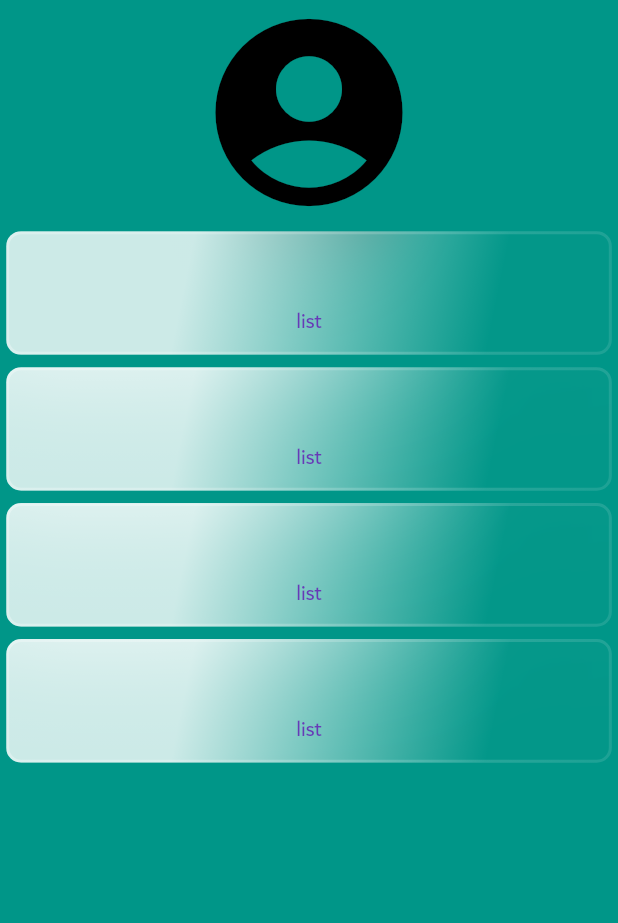
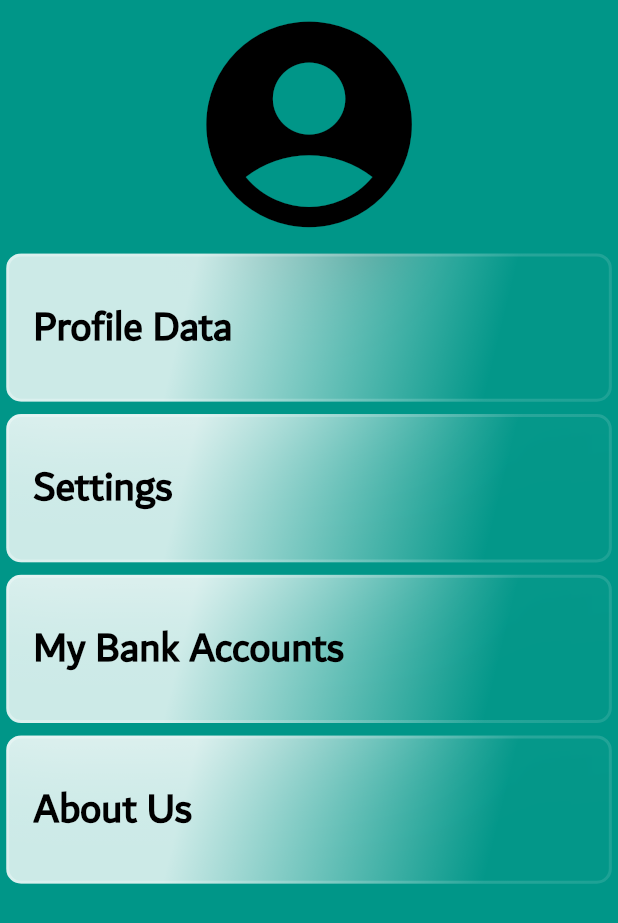
Before and after one commit to abbasyazdanmehr/billing-app-flutter, a Flutter app: the ProfileView widget shown alone on an empty page, opened directly, on a phone screen of 412 x 824 dp. Shown: the top 923 px of the screen. Run offline on Flutter 3.47's test engine with Material 2 defaults, Android fonts, the phone set to English and light mode, and no system bars; drawn by our look-alikes of glassmorphism; our stand-ins replace get, sizer.

Commit message:
profile page base files.

```diff
--- a/lib/controllers/small_object_controller.dart
+++ b/lib/controllers/small_object_controller.dart
@@ -1,5 +1,4 @@
 import 'package:billing_app/enums/turnover_type.dart';
-import 'package:billing_app/models/turnover.dart';
 import 'package:get/get.dart';
 
 class SmallObjectController extends GetxController {
--- a/lib/views/base._view.dart
+++ b/lib/views/base._view.dart
@@ -1,5 +1,4 @@
 import 'package:billing_app/constants.dart';
-import 'package:billing_app/enums/turnover_type.dart';
 import 'package:billing_app/views/home_view.dart';
 import 'package:billing_app/views/home_views/turnover_list_view.dart';
 import 'package:billing_app/views/profile_view.dart';
--- a/lib/views/home_views/add_turnover_view.dart
+++ b/lib/views/home_views/add_turnover_view.dart
@@ -1,9 +1,7 @@
 import 'package:billing_app/constants.dart';
 import 'package:billing_app/controllers/lists_controller.dart';
 import 'package:billing_app/controllers/small_object_controller.dart';
-import 'package:billing_app/enums/turnover_type.dart';
 import 'package:billing_app/models/turnover.dart';
-import 'package:billing_app/views/home_views/turnover_list_view.dart';
 import 'package:flutter/cupertino.dart';
 import 'package:flutter/material.dart';
 import 'package:get/get.dart';
--- a/lib/views/home_views/turnover_list_view.dart
+++ b/lib/views/home_views/turnover_list_view.dart
@@ -1,7 +1,6 @@
 import 'package:billing_app/constants.dart';
 import 'package:billing_app/controllers/lists_controller.dart';
 import 'package:billing_app/controllers/small_object_controller.dart';
-import 'package:billing_app/enums/turnover_type.dart';
 import 'package:billing_app/views/home_views/add_turnover_view.dart';
 import 'package:flutter/material.dart';
 import 'package:get/get.dart';
--- a/lib/views/profile_view.dart
+++ b/lib/views/profile_view.dart
@@ -1,26 +1,63 @@
 import 'package:billing_app/constants.dart';
+import 'package:billing_app/views/home_views/accounts_list_view.dart';
+import 'package:billing_app/views/profile_views/about_us_view.dart';
+import 'package:billing_app/views/profile_views/profile_data_view.dart';
+import 'package:billing_app/views/profile_views/settings_view.dart';
 import 'package:flutter/cupertino.dart';
 import 'package:flutter/material.dart';
+import 'package:get/get.dart';
+import 'package:sizer/sizer.dart';
 
 class ProfileView extends StatelessWidget {
   @override
   Widget build(BuildContext context) {
-    return Column(
-      crossAxisAlignment: CrossAxisAlignment.center,
-      children: [
-        Icon(
-          Icons.account_circle,
-          color: Colors.black,
-          size: 150,
+    Widget choiceBlock(String choiceText) {
+      return Constants.responsiveGlassBlock(
+        context: context,
+        widthRatio: 1,
+        heightRatio: 0.12,
+        content: TextButton(
+          onPressed: () {
+            if (choiceText == 'Profile Data') {
+              Get.to(ProfileData());
+            } else if (choiceText == 'Settings') {
+              Get.to(Settings());
+            } else if (choiceText == 'About Us') {
+              Get.to(AboutUs());
+            } else {
+              Get.to(AccountsList());
+            }
+          },
+          child: Align(
+            alignment: Alignment.centerLeft,
+            child: Text(
+              choiceText,
+              style: TextStyle(
+                color: Constants.darkColor,
+                fontSize: 20.sp,
+                fontWeight: FontWeight.bold,
+              ),
+            ),
+          ),
         ),
-        for (var i = 0; i < 4; i++)
-          Constants.responsiveGlassBlock(
-            context: context,
-            widthRatio: 1,
-            heightRatio: 0.1,
-            content: Text('list'),
+      );
+    }
+
+    return SingleChildScrollView(
+      child: Column(
+        crossAxisAlignment: CrossAxisAlignment.center,
+        children: [
+          Icon(
+            Icons.account_circle,
+            color: Colors.black,
+            size: 120.sp,
           ),
-      ],
+          choiceBlock('Profile Data'),
+          choiceBlock('Settings'),
+          choiceBlock('My Bank Accounts'),
+          choiceBlock('About Us'),
+        ],
+      ),
     );
   }
 }
```
Also changed, not shown: lib/views/profile_views/about_us_view.dart (added, +12 -0 lines), lib/views/profile_views/profile_data_view.dart (added, +12 -0 lines), lib/views/profile_views/settings_view.dart (added, +12 -0 lines).
